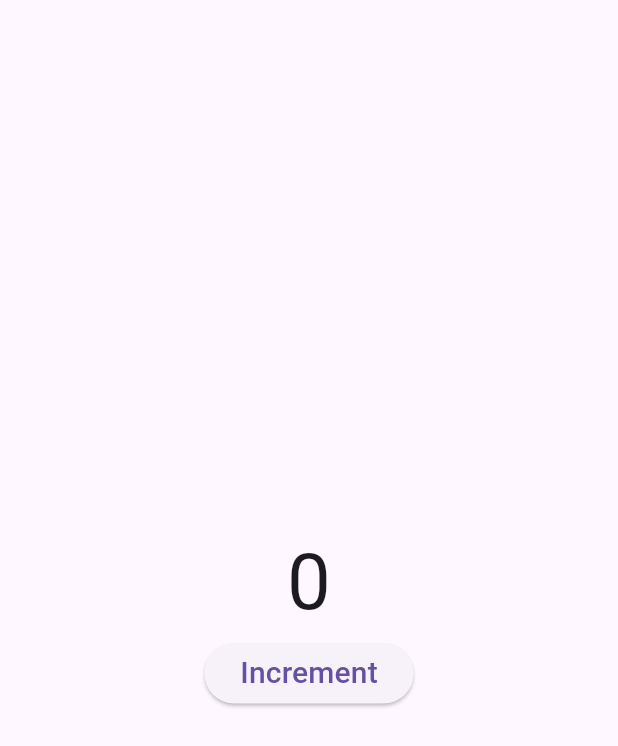
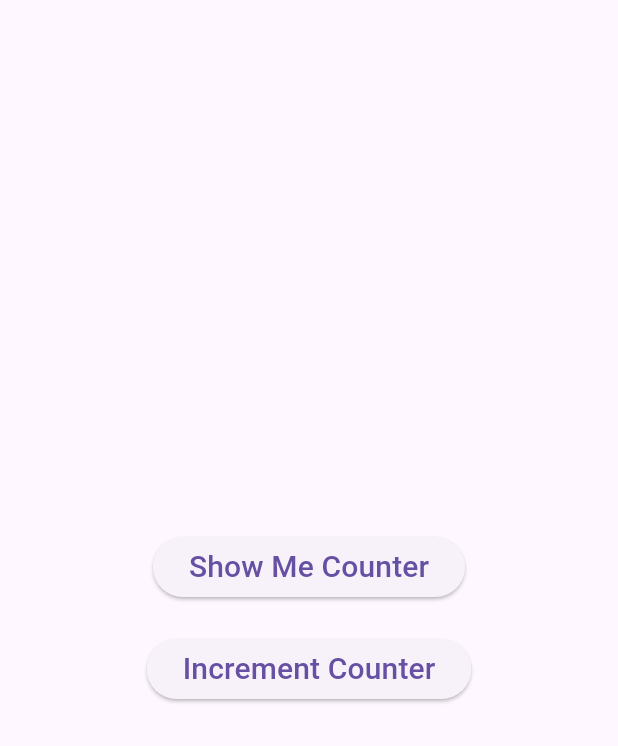
Before and after one commit to yhan0704/flutter_bloc_counter, a Flutter app: the screen it shows after launch, on a phone screen of 412 x 824 dp. Shown: the top 746 px of the screen. Run offline on Flutter 3.47's test engine with Material 3 defaults, Android fonts, the phone set to English and light mode, and no system bars; our stand-ins replace bloc, equatable, flutter_bloc.

```diff
--- a/lib/counter/counter_cubit.dart
+++ b/lib/counter/counter_cubit.dart
@@ -4,7 +4,7 @@ import 'package:equatable/equatable.dart';
 part 'counter_state.dart';
 
 class CounterCubit extends Cubit<CounterState> {
-  CounterCubit() : super(CounterState(counter: 0));
+  CounterCubit() : super(CounterState.initial());
 
   void increment() {
     emit(state.copyWith(counter: state.counter + 1));
--- a/lib/counter/counter_state.dart
+++ b/lib/counter/counter_state.dart
@@ -5,6 +5,10 @@ class CounterState extends Equatable {
   CounterState({
     required this.counter,
   });
+
+  factory CounterState.initial() {
+    return CounterState(counter: 0);
+  }
 
   @override
   List<Object> get props => [counter];
--- a/lib/main.dart
+++ b/lib/main.dart
@@ -1,7 +1,6 @@
 import 'package:flutter/material.dart';
-import 'package:flutter_bloc/flutter_bloc.dart';
 
-import 'counter/counter_cubit.dart';
+import 'show_me_counter.dart';
 
 void main() {
   runApp(const MyApp());
@@ -13,7 +12,7 @@ class MyApp extends StatelessWidget {
   @override
   Widget build(BuildContext context) {
     return MaterialApp(
-      title: 'Bloc Context',
+      title: 'Anonymous Route',
       debugShowCheckedModeBanner: false,
       theme: ThemeData(
         primarySwatch: Colors.blue,
@@ -30,39 +29,34 @@ class MyHomePage extends StatelessWidget {
   Widget build(BuildContext context) {
     return Scaffold(
       body: Center(
-        child: BlocProvider(
-          create: (context) => CounterCubit(),
-          child: ChildWidget(),
+        child: Column(
+          mainAxisAlignment: MainAxisAlignment.center,
+          children: [
+            ElevatedButton(
+              onPressed: () {
+                Navigator.push(
+                  context,
+                  MaterialPageRoute(builder: (context) {
+                    return ShowMeCounter();
+                  }),
+                );
+              },
+              child: Text(
+                'Show Me Counter',
+                style: TextStyle(fontSize: 20.0),
+              ),
+            ),
+            SizedBox(height: 20.0),
+            ElevatedButton(
+              onPressed: () {},
+              child: Text(
+                'Increment Counter',
+                style: TextStyle(fontSize: 20.0),
+              ),
+            )
+          ],
         ),
       ),
     );
   }
 }
-
-class ChildWidget extends StatelessWidget {
-  const ChildWidget({
-    super.key,
-  });
-
-  @override
-  Widget build(BuildContext context) {
-    return Column(
-      mainAxisAlignment: MainAxisAlignment.center,
-      children: [
-        Text(
-          '${BlocProvider.of<CounterCubit>(context, listen: true).state.counter}',
-          style: TextStyle(fontSize: 52.0),
-        ),
-        ElevatedButton(
-          child: Text(
-            'Increment',
-            style: TextStyle(fontSize: 20.0),
-          ),
-          onPressed: () {
-            BlocProvider.of<CounterCubit>(context).increment();
-          },
-        )
-      ],
-    );
-  }
-}
```
Also changed, not shown: lib/show_me_counter.dart (added, +21 -0 lines).
